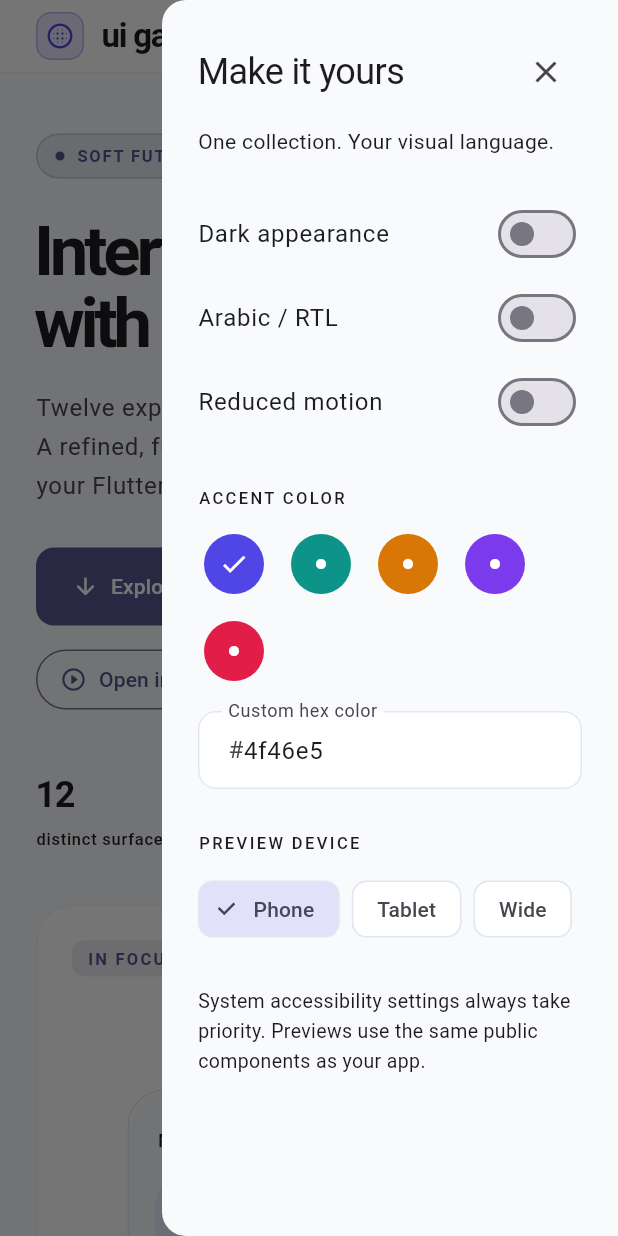
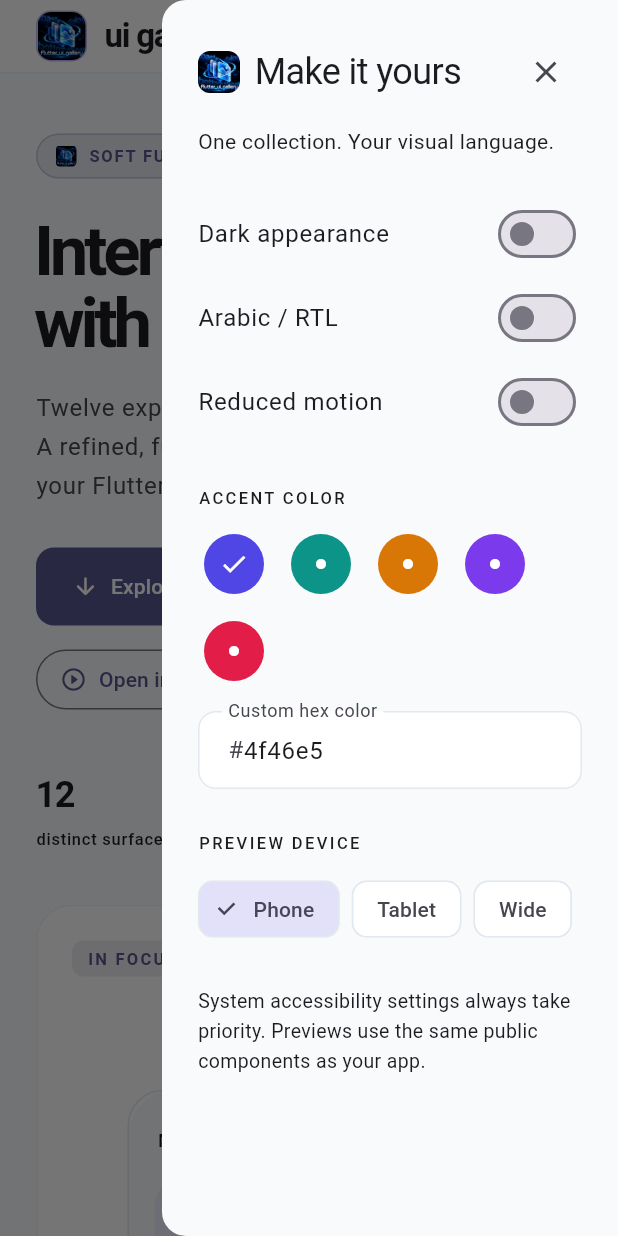
Before and after one commit to Ahmedelsapagh10/flutter_ui_gallery, a Flutter app: the screen it shows after launch, with the side drawer open, on a phone screen of 412 x 824 dp. Run offline on Flutter 3.47's test engine with Material 3 defaults, Android fonts, the phone set to English and light mode, and no system bars; Roboto replaces fonts that are missing (Outfit, Plus Jakarta Sans).

Commit message:
feat(branding): use flutter_ui_gallery.png as package icon in README and example app

```diff
--- a/example/lib/main.dart
+++ b/example/lib/main.dart
@@ -281,8 +281,8 @@ class _GalleryHomeState extends State<_GalleryHome> {
                     const SizedBox(width: 8),
                   ],
                   Container(
-                    width: 32,
-                    height: 32,
+                    width: 34,
+                    height: 34,
                     decoration: BoxDecoration(
                       color: prefs.accent.withValues(alpha: 0.12),
                       borderRadius: BorderRadius.circular(10),
@@ -290,11 +290,19 @@ class _GalleryHomeState extends State<_GalleryHome> {
                         color: prefs.accent.withValues(alpha: 0.3),
                       ),
                     ),
-                    child: Center(
+                    clipBehavior: Clip.antiAlias,
+                    child: ClipRRect(
+                      borderRadius: BorderRadius.circular(9),
+                      child: Image.asset(
+                        'assets/flutter_ui_gallery.png',
+                        fit: BoxFit.cover,
+                        errorBuilder: (context, error, stackTrace) => Center(
                           child: Icon(
                             Icons.blur_circular_rounded,
                             color: prefs.accent,
                             size: 20,
+                          ),
+                        ),
                       ),
                     ),
                   ),
@@ -590,12 +598,21 @@ class _Hero extends StatelessWidget {
               child: Row(
                 mainAxisSize: MainAxisSize.min,
                 children: [
-                  Container(
+                  ClipRRect(
+                    borderRadius: BorderRadius.circular(3),
+                    child: Image.asset(
+                      'assets/flutter_ui_gallery.png',
+                      width: 14,
+                      height: 14,
+                      fit: BoxFit.cover,
+                      errorBuilder: (context, error, stackTrace) => Container(
                         width: 6,
                         height: 6,
                         decoration: BoxDecoration(
                           color: colors.primary,
                           shape: BoxShape.circle,
+                        ),
+                      ),
                     ),
                   ),
                   const SizedBox(width: 8),
@@ -1116,6 +1133,17 @@ class _SettingsPanel extends StatelessWidget {
           children: [
             Row(
               children: [
+                ClipRRect(
+                  borderRadius: BorderRadius.circular(8),
+                  child: Image.asset(
+                    'assets/flutter_ui_gallery.png',
+                    width: 28,
+                    height: 28,
+                    fit: BoxFit.cover,
+                    errorBuilder: (context, error, stackTrace) => const SizedBox.shrink(),
+                  ),
+                ),
+                const SizedBox(width: 10),
                 Expanded(
                   child: Text(
                     'Make it yours',
--- a/example/pubspec.yaml
+++ b/example/pubspec.yaml
@@ -60,10 +60,8 @@ flutter:
   # the material Icons class.
   uses-material-design: true
 
-  # To add assets to your application, add an assets section, like this:
-  # assets:
-  #   - images/a_dot_burr.jpeg
-  #   - images/a_dot_ham.jpeg
+  assets:
+    - assets/flutter_ui_gallery.png
 
   # An image asset can refer to one or more resolution-specific "variants", see
   # https://flutter.dev/to/resolution-aware-images
--- a/pubspec.yaml
+++ b/pubspec.yaml
@@ -15,3 +15,7 @@ dev_dependencies:
   flutter_test:
     sdk: flutter
   flutter_lints: ^6.0.0
+
+flutter:
+  assets:
+    - assets/flutter_ui_gallery.png
```
Also changed, not shown: assets/flutter_ui_gallery.png, doc/assets/flutter_ui_gallery.png (added), example/assets/flutter_ui_gallery.png (added), 4 other files. Lines whose indentation alone changed are shown as unchanged.
